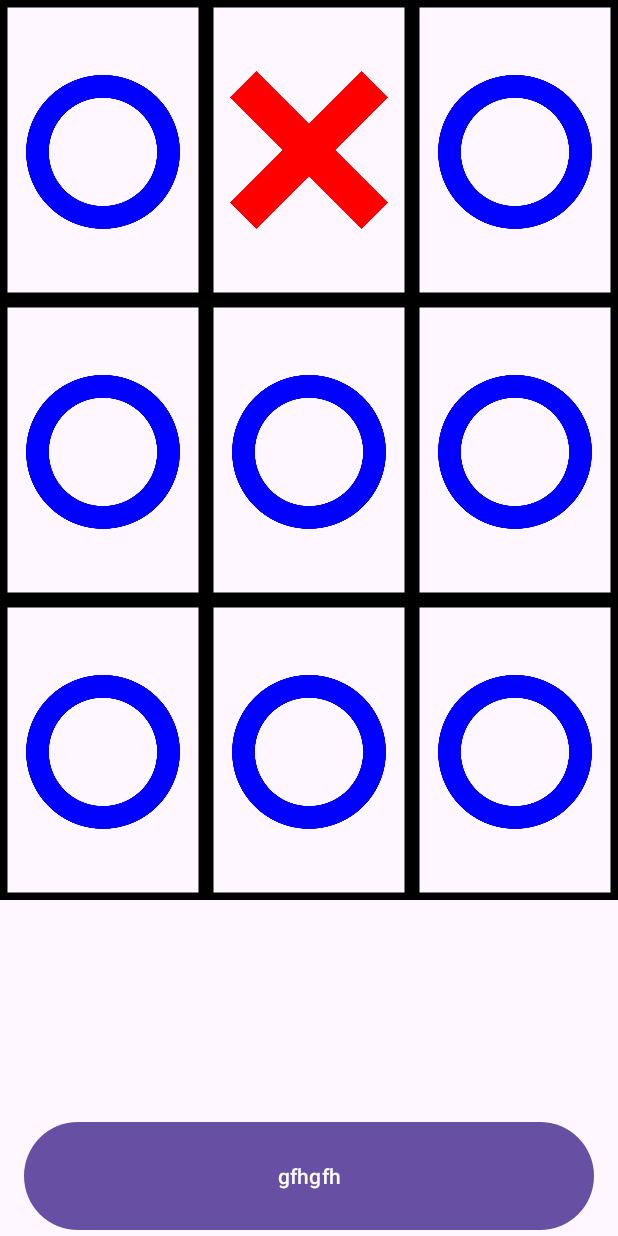
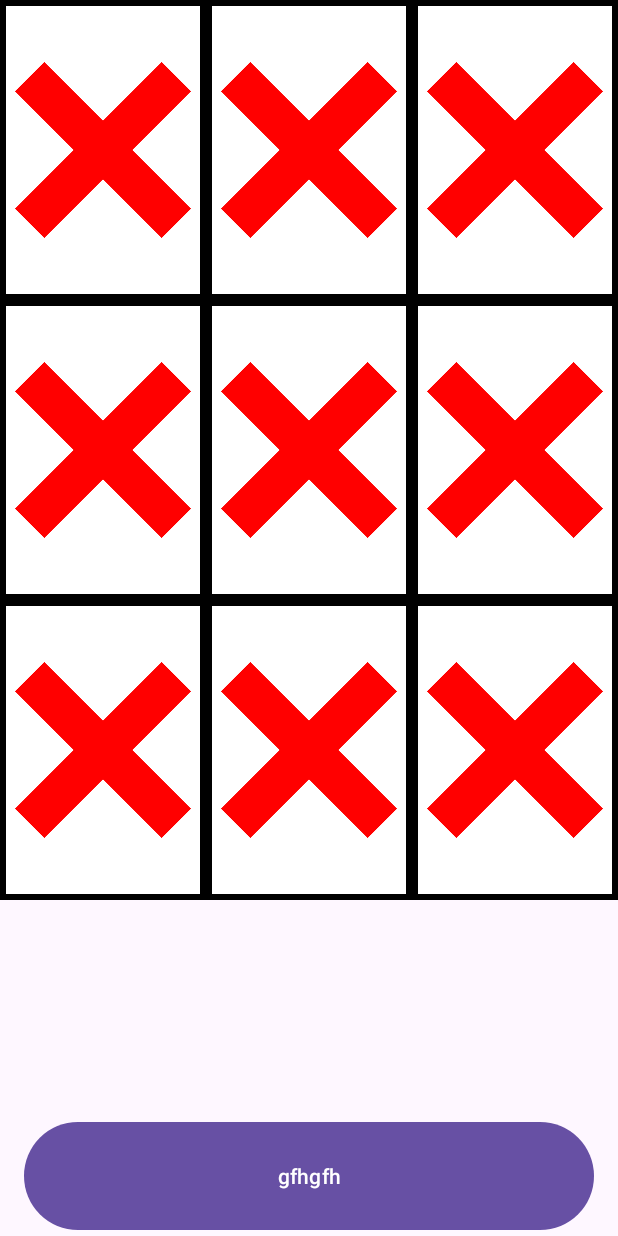
Before and after one commit to RonyL02/android-tic-tac-toe, an Android app: the screen it shows after launch (MainActivity), on a phone screen of 412 x 824 dp. Run offline under Robolectric (Android 15) with nearby library versions, the phone set to English and light mode, and no system bars.

Commit message:
extract cells to separate schema

```diff
--- /dev/null
+++ b/app/src/main/res/drawable/cell_border.xml
@@ -0,0 +1,5 @@
+<?xml version="1.0" encoding="utf-8"?>
+<shape xmlns:android="http://schemas.android.com/apk/res/android">
+    <solid android:color="#FFFFFF" />
+    <stroke android:width="4dp" android:color="#000000" />
+</shape>
--- a/app/src/main/res/layout/activity_main.xml
+++ b/app/src/main/res/layout/activity_main.xml
@@ -11,110 +11,28 @@
         android:layout_width="match_parent"
         android:layout_height="600dp"
         android:columnCount="3"
-
-        android:maxWidth="400dp"
-
         android:rowCount="3"
+        app:layout_constraintEnd_toEndOf="parent"
+        app:layout_constraintStart_toStartOf="parent"
         app:layout_constraintTop_toTopOf="parent">
 
-        <com.google.android.material.imageview.ShapeableImageView
-            android:layout_width="100dp"
-            android:layout_height="100dp"
-            android:layout_rowWeight="1"
-            android:layout_columnWeight="1"
-            android:gravity="center"
-            app:contentPadding="16dp"
-            app:srcCompat="@drawable/circle"
-            app:strokeColor="@color/black"
-            app:strokeWidth="10dp" />
+        <include layout="@layout/cell" />
 
-        <com.google.android.material.imageview.ShapeableImageView
-            android:layout_width="100dp"
-            android:layout_height="100dp"
-            android:layout_rowWeight="1"
-            android:layout_columnWeight="1"
-            android:gravity="center"
-            app:contentPadding="16dp"
-            app:srcCompat="@drawable/x"
-            app:strokeColor="@color/black"
-            app:strokeWidth="10dp" />
+        <include layout="@layout/cell" />
 
-        <com.google.android.material.imageview.ShapeableImageView
-            android:layout_width="100dp"
-            android:layout_height="100dp"
-            android:layout_rowWeight="1"
-            android:layout_columnWeight="1"
-            android:gravity="center"
-            app:contentPadding="16dp"
-            app:srcCompat="@drawable/circle"
-            app:strokeColor="@color/black"
-            app:strokeWidth="10dp" />
+        <include layout="@layout/cell" />
 
-        <com.google.android.material.imageview.ShapeableImageView
-            android:layout_width="100dp"
-            android:layout_height="100dp"
-            android:layout_rowWeight="1"
-            android:layout_columnWeight="1"
-            android:gravity="center"
-            app:contentPadding="16dp"
-            app:srcCompat="@drawable/circle"
-            app:strokeColor="@color/black"
-            app:strokeWidth="10dp" />
+        <include layout="@layout/cell" />
 
-        <com.google.android.material.imageview.ShapeableImageView
-            android:layout_width="100dp"
-            android:layout_height="100dp"
-            android:layout_rowWeight="1"
-            android:layout_columnWeight="1"
-            android:gravity="center"
-            app:contentPadding="16dp"
-            app:srcCompat="@drawable/circle"
-            app:strokeColor="@color/black"
-            app:strokeWidth="10dp" />
+        <include layout="@layout/cell" />
 
-        <com.google.android.material.imageview.ShapeableImageView
-            android:layout_width="100dp"
-            android:layout_height="100dp"
-            android:layout_rowWeight="1"
-            android:layout_columnWeight="1"
-            android:gravity="center"
-            app:contentPadding="16dp"
-            app:srcCompat="@drawable/circle"
-            app:strokeColor="@color/black"
-            app:strokeWidth="10dp" />
+        <include layout="@layout/cell" />
 
-        <com.google.android.material.imageview.ShapeableImageView
-            android:layout_width="100dp"
-            android:layout_height="100dp"
-            android:layout_rowWeight="1"
-            android:layout_columnWeight="1"
-            android:gravity="center"
-            app:contentPadding="16dp"
-            app:srcCompat="@drawable/circle"
-            app:strokeColor="@color/black"
-            app:strokeWidth="10dp" />
+        <include layout="@layout/cell" />
 
-        <com.google.android.material.imageview.ShapeableImageView
-            android:layout_width="100dp"
-            android:layout_height="100dp"
-            android:layout_rowWeight="1"
-            android:layout_columnWeight="1"
-            android:gravity="center"
-            app:contentPadding="16dp"
-            app:srcCompat="@drawable/circle"
-            app:strokeColor="@color/black"
-            app:strokeWidth="10dp" />
+        <include layout="@layout/cell" />
 
-        <com.google.android.material.imageview.ShapeableImageView
-            android:layout_width="100dp"
-            android:layout_height="100dp"
-            android:layout_rowWeight="1"
-            android:layout_columnWeight="1"
-            android:gravity="center"
-            app:contentPadding="16dp"
-            app:srcCompat="@drawable/circle"
-            app:strokeColor="@color/black"
-            app:strokeWidth="10dp" />
+        <include layout="@layout/cell" />
 
     </GridLayout>
 
@@ -125,8 +43,6 @@
         android:text="gfhgfh"
         app:layout_constraintBottom_toBottomOf="parent"
         app:layout_constraintEnd_toEndOf="parent"
-        app:layout_constraintStart_toStartOf="parent"
-
-        />
+        app:layout_constraintStart_toStartOf="parent" />
 
 </androidx.constraintlayout.widget.ConstraintLayout>
--- /dev/null
+++ b/app/src/main/res/layout/cell.xml
@@ -0,0 +1,15 @@
+<?xml version="1.0" encoding="utf-8"?>
+<merge>
+<ImageView android:id="@+id/cell_content"
+    android:importantForAccessibility="no"
+    android:padding="10dp"
+    android:src="@drawable/x"
+    tools:ignore="MissingConstraints"
+    android:layout_height="100dp"
+    android:layout_width="100dp"
+    android:layout_rowWeight="1"
+    android:layout_columnWeight="2"
+    android:background="@drawable/cell_border"
+    xmlns:tools="http://schemas.android.com/tools"
+    xmlns:android="http://schemas.android.com/apk/res/android" />
+</merge>
```
